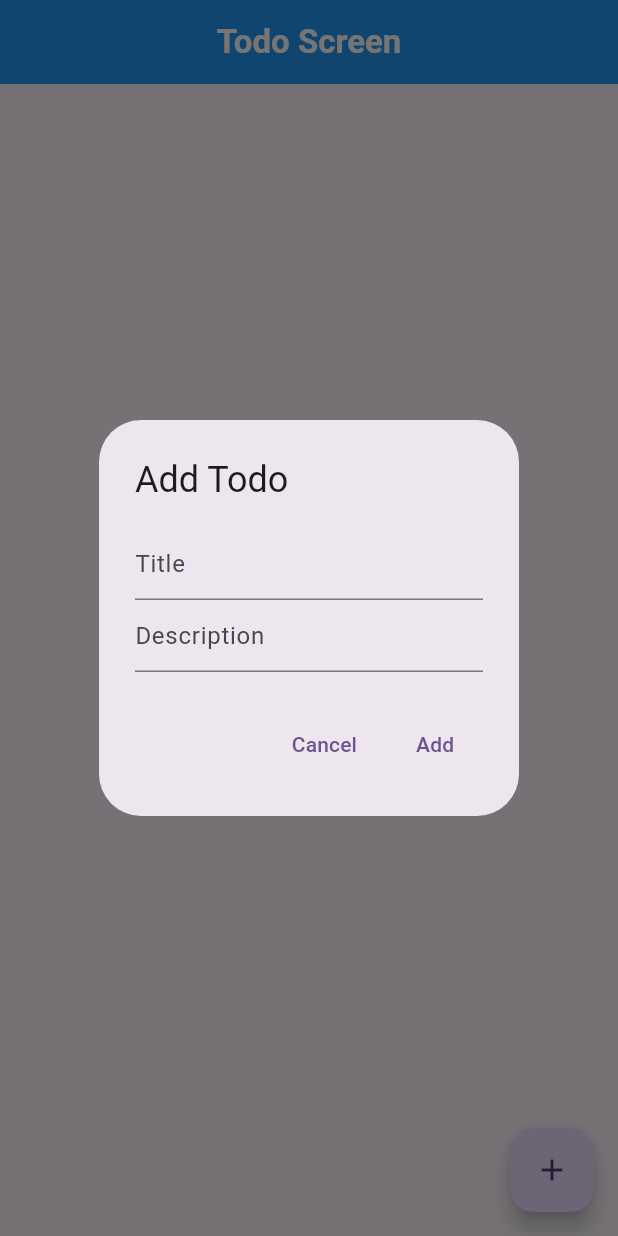
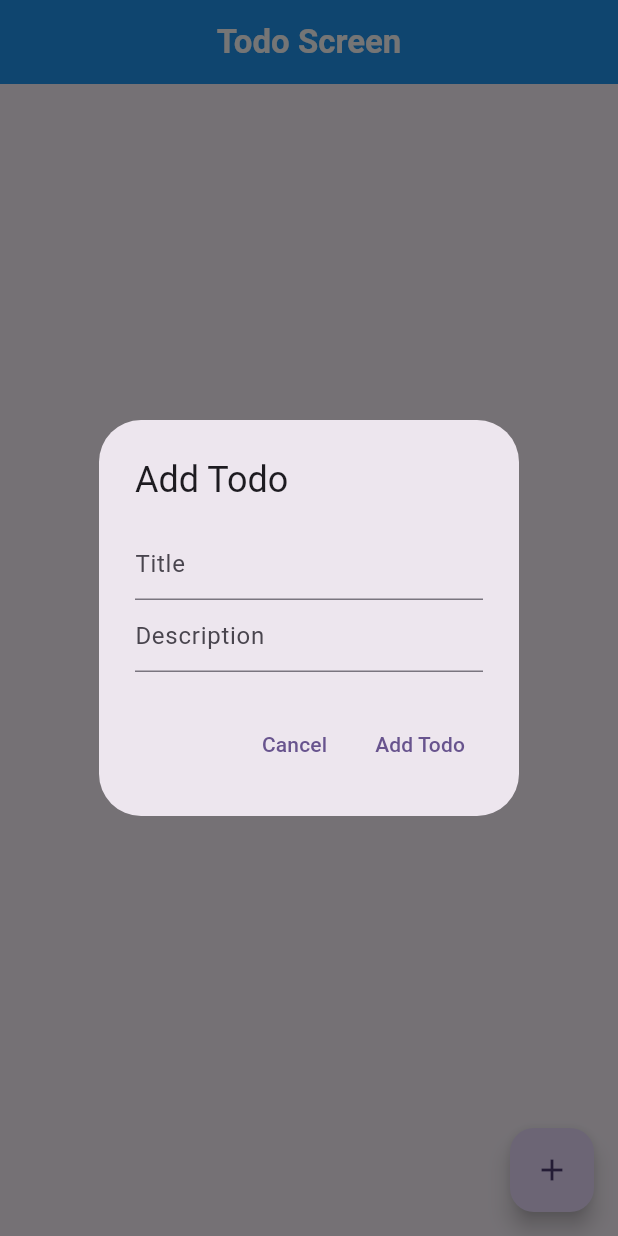
Before and after one commit to Muhammadkhabab/counter-app-bloc, a Flutter app: the TodoScreen screen opened directly, after a tap on the "add" icon, on a phone screen of 412 x 824 dp. Run offline on Flutter 3.47's test engine with Material 3 defaults, Android fonts, the phone set to English and light mode, and no system bars; our stand-ins replace bloc, equatable, flutter_bloc, google_fonts, image_picker; missing offline and left inert: comment_box, whitecodel_reels.

```diff
--- a/lib/ui/screens/todo_screen.dart
+++ b/lib/ui/screens/todo_screen.dart
@@ -112,6 +112,7 @@ class _TodoScreenState extends State<TodoScreen> {
               ),
             ],
           ),
+          alignment: Alignment.center,
           actions: [
             TextButton(
               onPressed: () {
@@ -130,7 +131,7 @@ class _TodoScreenState extends State<TodoScreen> {
                 context.read<TodoBloc>().add(AddTodoEvent(todo: todo));
                 Navigator.of(context).pop();
               },
-              child: Text('Add'),
+              child: Text('Add Todo'),
             ),
           ],
         );
```
